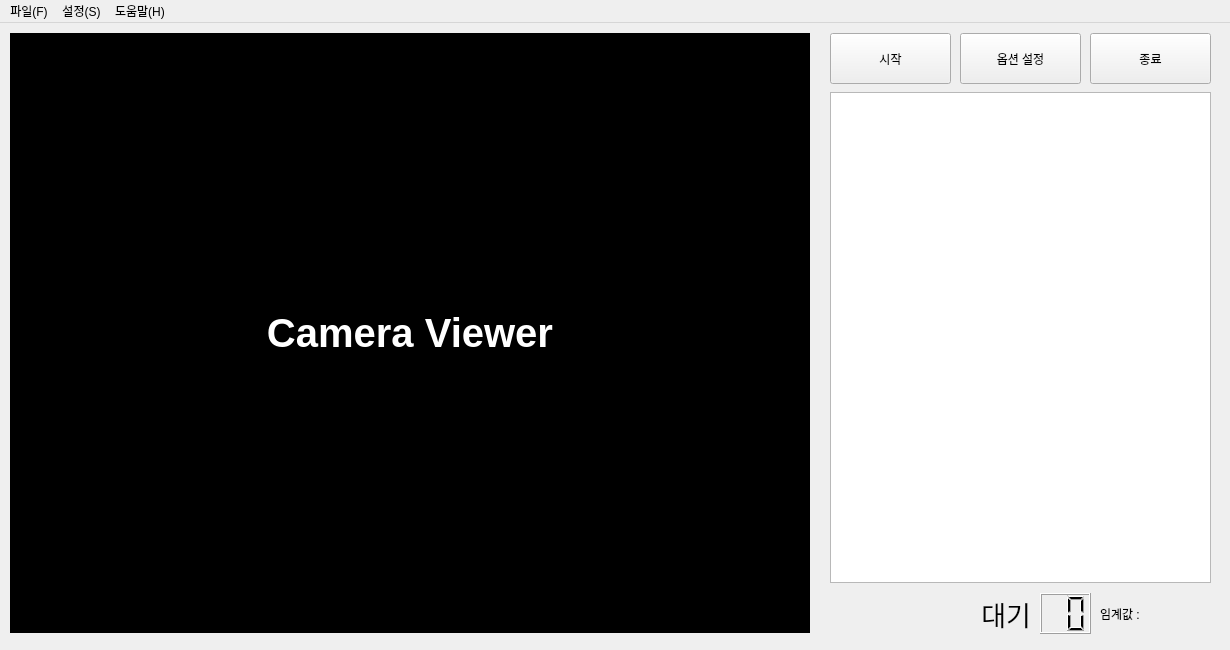
Qt form main.ui (synml/motion-detector) before a commit.
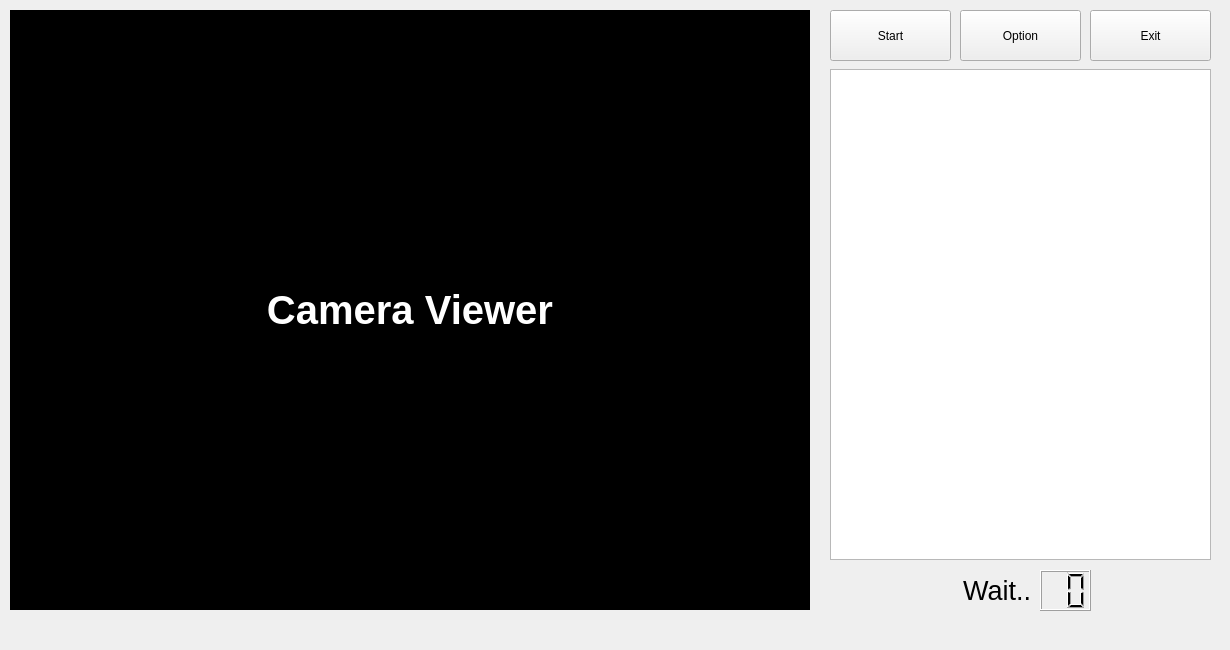
The same form after that commit. Icons and pictures are not drawn.

Diff of the .ui file:
```diff
--- a/main.ui
+++ b/main.ui
@@ -40,7 +40,7 @@
      </rect>
     </property>
     <property name="text">
-     <string>시작</string>
+     <string>Start</string>
     </property>
    </widget>
    <widget class="QLabel" name="label">
@@ -91,7 +91,7 @@
      </rect>
     </property>
     <property name="text">
-     <string>종료</string>
+     <string>Exit</string>
     </property>
    </widget>
    <widget class="QPushButton" name="setOptionButton">
@@ -104,7 +104,7 @@
      </rect>
     </property>
     <property name="text">
-     <string>옵션 설정</string>
+     <string>Option</string>
     </property>
    </widget>
    <widget class="QLCDNumber" name="idleTimeLcd">
@@ -137,57 +137,12 @@
      </font>
     </property>
     <property name="text">
-     <string>대기</string>
+     <string>Wait..</string>
     </property>
     <property name="alignment">
      <set>Qt::AlignRight|Qt::AlignTrailing|Qt::AlignVCenter</set>
     </property>
    </widget>
-   <widget class="QLabel" name="threshold">
-    <property name="geometry">
-     <rect>
-      <x>1100</x>
-      <y>580</y>
-      <width>111</width>
-      <height>21</height>
-     </rect>
-    </property>
-    <property name="text">
-     <string>임계값 :</string>
-    </property>
-   </widget>
-  </widget>
-  <widget class="QMenuBar" name="menubar">
-   <property name="geometry">
-    <rect>
-     <x>0</x>
-     <y>0</y>
-     <width>1230</width>
-     <height>26</height>
-    </rect>
-   </property>
-   <widget class="QMenu" name="menuFile">
-    <property name="title">
-     <string>파일(F)</string>
-    </property>
-    <addaction name="actionStart"/>
-    <addaction name="actionQuit"/>
-   </widget>
-   <widget class="QMenu" name="menuSetting">
-    <property name="title">
-     <string>설정(S)</string>
-    </property>
-    <addaction name="actionSetOption"/>
-   </widget>
-   <widget class="QMenu" name="menuHelp">
-    <property name="title">
-     <string>도움말(H)</string>
-    </property>
-    <addaction name="actionInfo"/>
-   </widget>
-   <addaction name="menuFile"/>
-   <addaction name="menuSetting"/>
-   <addaction name="menuHelp"/>
   </widget>
   <action name="actionQuit">
    <property name="icon">
```
